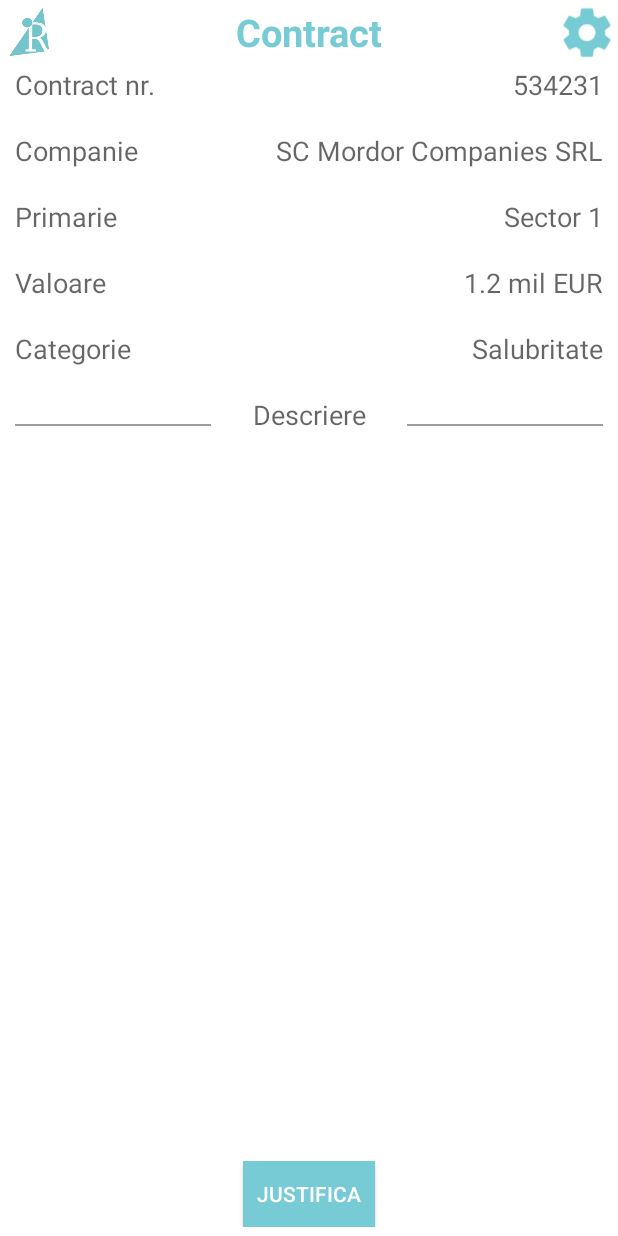
After one commit to initiativaromania/HBP-Android, an Android app: the ContractActivity screen opened directly, with no data from a screen before it, on a phone screen of 412 x 824 dp. The commit adds this screen. Run offline under Robolectric (Android 15) with nearby library versions, the phone set to English and light mode, and no system bars.

Commit message:
app: create static activity for contracts
Signed-off-by: Claudiu Ghioc <claudiu.ghioc@gmail.com>

```diff
--- /dev/null
+++ b/InitiativaRomania/app/src/main/java/com/example/claudiu/investitiipublice/IRUserInterface/ContractActivity.java
@@ -0,0 +1,19 @@
+package com.example.claudiu.investitiipublice.IRUserInterface;
+
+import android.app.Activity;
+import android.os.Bundle;
+
+import com.example.claudiu.initiativaromania.R;
+
+/**
+ * Created by claudiu on 2/10/16.
+ */
+public class ContractActivity extends Activity{
+
+    @Override
+    protected void onCreate(Bundle savedInstanceState) {
+        super.onCreate(savedInstanceState);
+        setContentView(R.layout.activity_contract);
+
+    }
+}
--- a/InitiativaRomania/app/src/main/java/com/example/claudiu/investitiipublice/IRLocationListener.java
+++ b/InitiativaRomania/app/src/main/java/com/example/claudiu/investitiipublice/IRUserInterface/IRLocationListener.java
@@ -1,4 +1,4 @@
-package com.example.claudiu.investitiipublice;
+package com.example.claudiu.investitiipublice.IRUserInterface;
 
 import android.Manifest;
 import android.content.Context;
--- a/InitiativaRomania/app/src/main/java/com/example/claudiu/investitiipublice/IRSeekBarListener.java
+++ b/InitiativaRomania/app/src/main/java/com/example/claudiu/investitiipublice/IRUserInterface/IRSeekBarListener.java
@@ -1,4 +1,4 @@
-package com.example.claudiu.investitiipublice;
+package com.example.claudiu.investitiipublice.IRUserInterface;
 
 import android.widget.SeekBar;
 
--- a/InitiativaRomania/app/src/main/java/com/example/claudiu/investitiipublice/StatisticsFragment.java
+++ b/InitiativaRomania/app/src/main/java/com/example/claudiu/investitiipublice/IRUserInterface/StatisticsFragment.java
@@ -1,4 +1,4 @@
-package com.example.claudiu.investitiipublice;
+package com.example.claudiu.investitiipublice.IRUserInterface;
 
 import android.os.Bundle;
 import android.support.v4.app.Fragment;
--- a/InitiativaRomania/app/src/main/java/com/example/claudiu/investitiipublice/StatisticsPageAdapter.java
+++ b/InitiativaRomania/app/src/main/java/com/example/claudiu/investitiipublice/IRUserInterface/StatisticsPageAdapter.java
@@ -1,4 +1,4 @@
-package com.example.claudiu.investitiipublice;
+package com.example.claudiu.investitiipublice.IRUserInterface;
 
 import android.support.v4.app.Fragment;
 import android.support.v4.app.FragmentManager;
--- a/InitiativaRomania/app/src/main/java/com/example/claudiu/investitiipublice/StatisticsViewFragment.java
+++ b/InitiativaRomania/app/src/main/java/com/example/claudiu/investitiipublice/IRUserInterface/StatisticsViewFragment.java
@@ -1,6 +1,5 @@
-package com.example.claudiu.investitiipublice;
+package com.example.claudiu.investitiipublice.IRUserInterface;
 
-import android.graphics.Color;
 import android.os.Bundle;
 import android.support.v4.app.Fragment;
 import android.support.v4.view.ViewPager;
@@ -11,8 +10,6 @@ import java.util.List;
 import android.view.LayoutInflater;
 import android.view.View;
 import android.view.ViewGroup;
-import android.widget.TabHost;
-import android.widget.TextView;
 
 /**
  * Created by claudiu on 2/9/16.
--- /dev/null
+++ b/InitiativaRomania/app/src/main/res/layout/activity_contract.xml
@@ -0,0 +1,239 @@
+<?xml version="1.0" encoding="utf-8"?>
+<LinearLayout xmlns:android="http://schemas.android.com/apk/res/android"
+    android:orientation="vertical" android:layout_width="match_parent"
+    android:layout_height="match_parent"
+    android:weightSum="1"
+    android:background="#ffffff">
+
+    <LinearLayout
+        android:orientation="horizontal"
+        android:layout_width="fill_parent"
+        android:layout_height="44dp"
+        android:background="#ffffff">
+
+        <LinearLayout
+            android:orientation="horizontal"
+            android:layout_width="match_parent"
+            android:layout_height="wrap_content"
+            android:layout_weight="1"
+            android:layout_gravity="center">
+
+            <ImageView
+                android:layout_width="41dp"
+                android:layout_height="35dp"
+                android:id="@+id/imageViewContract"
+                android:src="@drawable/fb_profile_photo"
+                android:background="#ffffff"
+                android:layout_gravity="center" />
+
+            <TextView
+                android:layout_width="fill_parent"
+                android:layout_height="fill_parent"
+                android:textAppearance="?android:attr/textAppearanceLarge"
+                android:text="Contract"
+                android:id="@+id/textViewContract"
+                android:textColor="#77cbd4"
+                android:textColorHighlight="#953232"
+                android:textSize="25dp"
+                android:visibility="visible"
+                android:layout_weight="1"
+                android:gravity="center"
+                android:background="#ffffff"
+                android:textStyle="bold" />
+
+        </LinearLayout>
+
+        <ImageButton
+            android:layout_width="41dp"
+            android:layout_height="35dp"
+            android:id="@+id/imageButtonContract"
+            android:src="@drawable/settings2"
+            android:background="#ffffff"
+            android:scaleType="fitCenter"
+            android:layout_gravity="center" />
+
+    </LinearLayout>
+
+    <FrameLayout
+        android:orientation="horizontal"
+        android:layout_width="match_parent"
+        android:layout_height="44dp"
+        android:paddingLeft="10dp"
+        android:paddingRight="10dp">
+
+        <TextView
+            android:layout_width="wrap_content"
+            android:layout_height="wrap_content"
+            android:textAppearance="?android:attr/textAppearanceMedium"
+            android:text="Contract nr."
+            android:id="@+id/textView7" />
+
+        <TextView
+            android:layout_width="wrap_content"
+            android:layout_height="wrap_content"
+            android:textAppearance="?android:attr/textAppearanceMedium"
+            android:text="534231"
+            android:id="@+id/textContractNr"
+            android:layout_gravity="right" />
+    </FrameLayout>
+
+    <FrameLayout
+        android:layout_width="match_parent"
+        android:layout_height="44dp"
+        android:paddingLeft="10dp"
+        android:paddingRight="10dp">
+
+        <TextView
+            android:layout_width="wrap_content"
+            android:layout_height="wrap_content"
+            android:textAppearance="?android:attr/textAppearanceMedium"
+            android:text="Companie"
+            android:id="@+id/textView2" />
+
+        <TextView
+            android:layout_width="wrap_content"
+            android:layout_height="wrap_content"
+            android:textAppearance="?android:attr/textAppearanceMedium"
+            android:text="SC Mordor Companies SRL"
+            android:id="@+id/textCompany"
+            android:layout_gravity="right" />
+
+    </FrameLayout>
+
+    <FrameLayout
+        android:layout_width="match_parent"
+        android:layout_height="44dp"
+        android:paddingLeft="10dp"
+        android:paddingRight="10dp">
+
+        <TextView
+            android:layout_width="wrap_content"
+            android:layout_height="wrap_content"
+            android:textAppearance="?android:attr/textAppearanceMedium"
+            android:text="Primarie"
+            android:id="@+id/textView8" />
+
+        <TextView
+            android:layout_width="wrap_content"
+            android:layout_height="wrap_content"
+            android:textAppearance="?android:attr/textAppearanceMedium"
+            android:text="Sector 1"
+            android:id="@+id/textPrimarie"
+            android:layout_gravity="right" />
+    </FrameLayout>
+
+    <FrameLayout
+        android:layout_width="match_parent"
+        android:layout_height="44dp"
+        android:paddingLeft="10dp"
+        android:paddingRight="10dp">
+
+        <TextView
+            android:layout_width="wrap_content"
+            android:layout_height="wrap_content"
+            android:textAppearance="?android:attr/textAppearanceMedium"
+            android:text="Valoare"
+            android:id="@+id/textView9" />
+
+        <TextView
+            android:layout_width="wrap_content"
+            android:layout_height="wrap_content"
+            android:textAppearance="?android:attr/textAppearanceMedium"
+            android:text="1.2 mil EUR"
+            android:id="@+id/textValue"
+            android:layout_gravity="right" />
+    </FrameLayout>
+
+    <FrameLayout
+        android:layout_width="match_parent"
+        android:layout_height="44dp"
+        android:paddingLeft="10dp"
+        android:paddingRight="10dp">
+
+        <TextView
+            android:layout_width="wrap_content"
+            android:layout_height="wrap_content"
+            android:textAppearance="?android:attr/textAppearanceMedium"
+            android:text="Categorie"
+            android:id="@+id/textView10" />
+
+        <TextView
+            android:layout_width="wrap_content"
+            android:layout_height="wrap_content"
+            android:textAppearance="?android:attr/textAppearanceMedium"
+            android:text="Salubritate"
+            android:id="@+id/textCategory"
+            android:layout_gravity="right" />
+    </FrameLayout>
+
+    <FrameLayout
+        android:layout_width="match_parent"
+        android:layout_height="match_parent">
+
+        <LinearLayout
+            android:orientation="vertical"
+            android:layout_width="match_parent"
+            android:layout_height="match_parent"
+            android:paddingBottom="50dp">
+
+            <LinearLayout
+                android:orientation="horizontal"
+                android:layout_width="match_parent"
+                android:layout_height="20dp"
+                android:paddingLeft="10dp"
+                android:paddingRight="10dp">
+
+                <View
+                    android:layout_width="fill_parent"
+                    android:layout_height="1dip"
+                    android:id="@+id/view1"
+                    android:background="#9d9d9d"
+                    android:layout_gravity="center_vertical|bottom"
+                    android:layout_weight="4" />
+
+                <TextView
+                    android:layout_width="fill_parent"
+                    android:layout_height="fill_parent"
+                    android:textAppearance="?android:attr/textAppearanceMedium"
+                    android:text="Descriere"
+                    android:id="@+id/textView11"
+                    android:layout_gravity="center_vertical|top"
+                    android:layout_weight="4"
+                    android:textAlignment="center" />
+
+                <View
+                    android:layout_width="fill_parent"
+                    android:layout_height="1dip"
+                    android:id="@+id/view2"
+                    android:background="#9d9d9d"
+                    android:layout_gravity="center_vertical|bottom"
+                    android:layout_weight="4" />
+
+            </LinearLayout>
+
+            <ScrollView
+                android:layout_width="fill_parent"
+                android:layout_height="fill_parent"
+                android:id="@+id/scrollView" />
+
+        </LinearLayout>
+
+        <FrameLayout
+            android:layout_width="fill_parent"
+            android:layout_height="50dp"
+            android:paddingBottom="6dp"
+            android:layout_gravity="bottom">
+
+            <Button
+                android:layout_width="wrap_content"
+                android:layout_height="wrap_content"
+                android:text="Justifica"
+                android:id="@+id/button"
+                android:layout_gravity="center_horizontal|top"
+                android:background="#77cbd4"
+                android:textColor="#ffffff" />
+        </FrameLayout>
+
+    </FrameLayout>
+
+</LinearLayout>
--- a/InitiativaRomania/app/src/main/res/layout/map_layout.xml
+++ b/InitiativaRomania/app/src/main/res/layout/map_layout.xml
@@ -11,7 +11,7 @@
         android:name="com.google.android.gms.maps.SupportMapFragment"
         android:layout_width="match_parent"
         android:layout_height="match_parent"
-        tools:context="com.example.claudiu.investitiipublice.MainActivity" />
+        tools:context="com.example.claudiu.investitiipublice.IRUserInterface.MainActivity" />
 
     <SeekBar
         android:layout_width="324dp"
--- a/InitiativaRomania/app/src/main/res/layout/statistics_layout.xml
+++ b/InitiativaRomania/app/src/main/res/layout/statistics_layout.xml
@@ -8,9 +8,9 @@
     <fragment xmlns:android="http://schemas.android.com/apk/res/android"
         xmlns:tools="http://schemas.android.com/tools"
         android:id="@+id/statistics_frag"
-        android:name="com.example.claudiu.investitiipublice.StatisticsViewFragment"
+        android:name="com.example.claudiu.investitiipublice.IRUserInterface.StatisticsViewFragment"
         android:layout_width="fill_parent"
         android:layout_height="fill_parent"
-        tools:context="com.example.claudiu.investitiipublice.MainActivity" />
+        tools:context="com.example.claudiu.investitiipublice.IRUserInterface.MainActivity" />
 
 </FrameLayout>
--- a/InitiativaRomania/app/src/main/res/values/strings.xml
+++ b/InitiativaRomania/app/src/main/res/values/strings.xml
@@ -1,4 +1,5 @@
 <resources>
     <string name="app_name">Investitii Publice</string>
     <string name="title_activity_maps">Investitii Publice</string>
+    <string name="title_activity_contract">Contract</string>
 </resources>
```
Also changed, not shown: InitiativaRomania/app/src/main/AndroidManifest.xml (+10 -1 lines), InitiativaRomania/app/src/main/java/com/example/claudiu/investitiipublice/IRObjects/Category.java (added, +12 -0 lines), InitiativaRomania/app/src/main/java/com/example/claudiu/investitiipublice/IRObjects/Comment.java (added, +12 -0 lines), InitiativaRomania/app/src/main/java/com/example/claudiu/investitiipublice/IRObjects/Company.java (added, +12 -0 lines), InitiativaRomania/app/src/main/java/com/example/claudiu/investitiipublice/IRObjects/Contract.java (added, +38 -0 lines), InitiativaRomania/app/src/main/java/com/example/claudiu/investitiipublice/IRObjects/ContractManager.java (added, +72 -0 lines), InitiativaRomania/app/src/main/java/com/example/claudiu/investitiipublice/IRUserInterface/MainActivity.java (renamed from InitiativaRomania/app/src/main/java/com/example/claudiu/investitiipublice/MainActivity.java, +81 -16 lines), InitiativaRomania/app/src/main/res/layout/activity_homescreen.xml (renamed from InitiativaRomania/app/src/main/res/layout/homescreen.xml).
